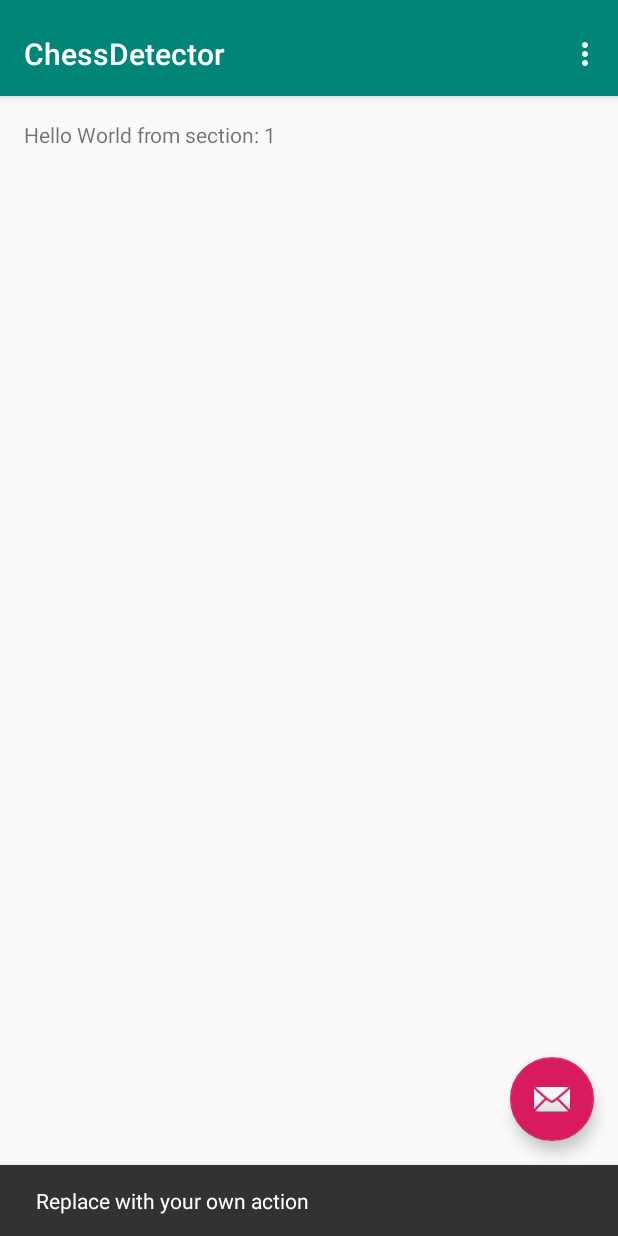
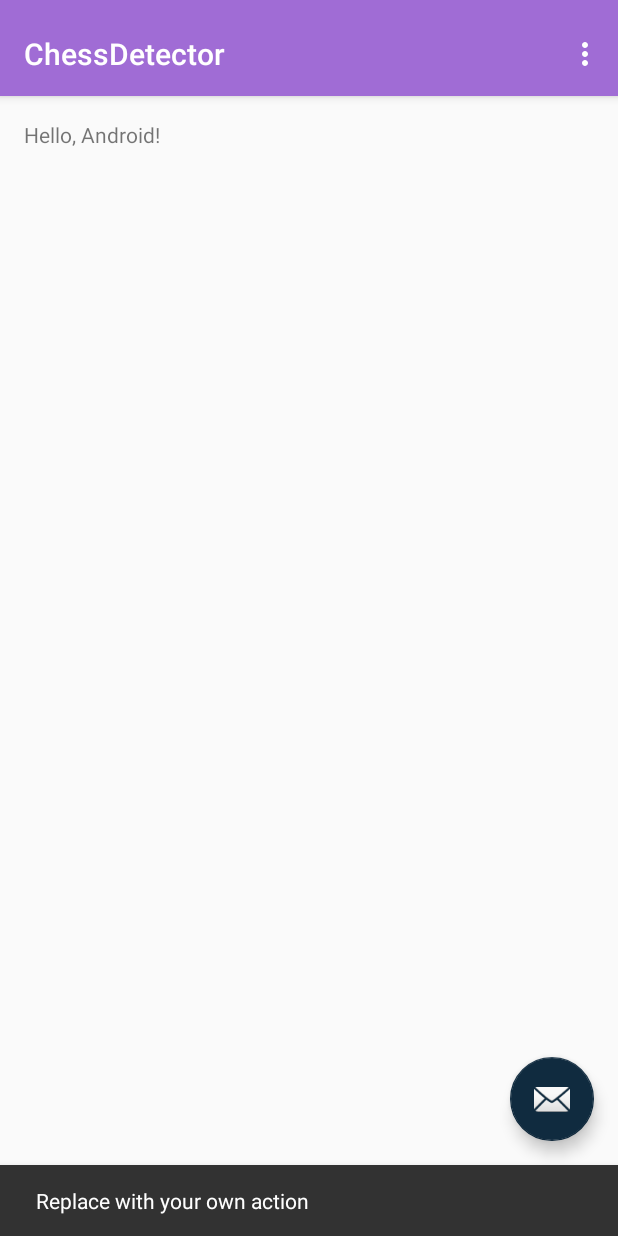
Before and after one commit to north-kipper-ltd/chess-detector, an Android app: the screen it shows after launch (MainActivity), after a tap on an icon or button, on a phone screen of 412 x 824 dp. Run offline under Robolectric (Android 15) with nearby library versions, the phone set to English and light mode, and no system bars.

Commit message:
Add locale related res, update colors

```diff
--- a/app/src/main/res/values/colors.xml
+++ b/app/src/main/res/values/colors.xml
@@ -1,6 +1,9 @@
 <?xml version="1.0" encoding="utf-8"?>
 <resources>
-    <color name="colorPrimary">#008577</color>
-    <color name="colorPrimaryDark">#00574B</color>
-    <color name="colorAccent">#D81B60</color>
+    <color name="colorPrimary">#A06CD5</color>
+    <color name="colorPrimaryDark">#6247AA</color>
+    <color name="colorAccent">#102B3F</color>
+    <color name="color1">#7A306C</color>
+    <color name="color2">#A9E4EF</color>
+    <color name="color3">#81F495</color>
 </resources>
--- a/app/src/main/res/values/strings.xml
+++ b/app/src/main/res/values/strings.xml
@@ -1,5 +1,5 @@
 <resources>
     <string name="app_name">ChessDetector</string>
     <string name="action_settings">Settings</string>
-    <string name="section_format">Hello World from section: %1$d</string>
+    <string name="section_format">Hello, Android!</string>
 </resources>
```
Also changed, not shown: 1 other file.
